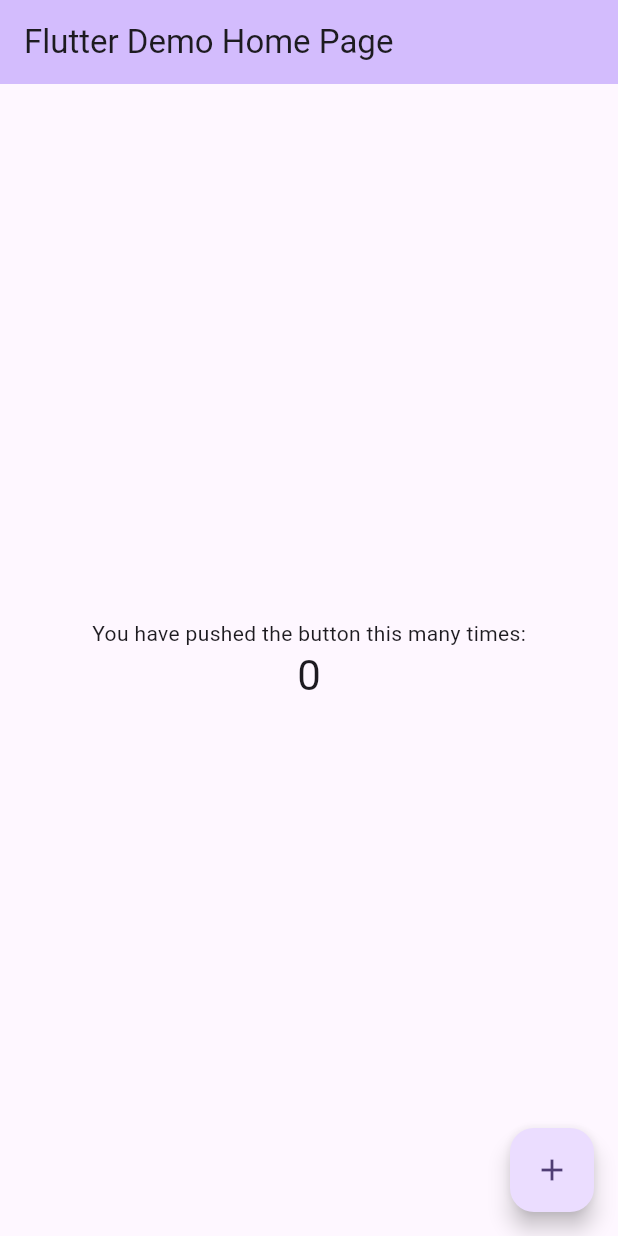
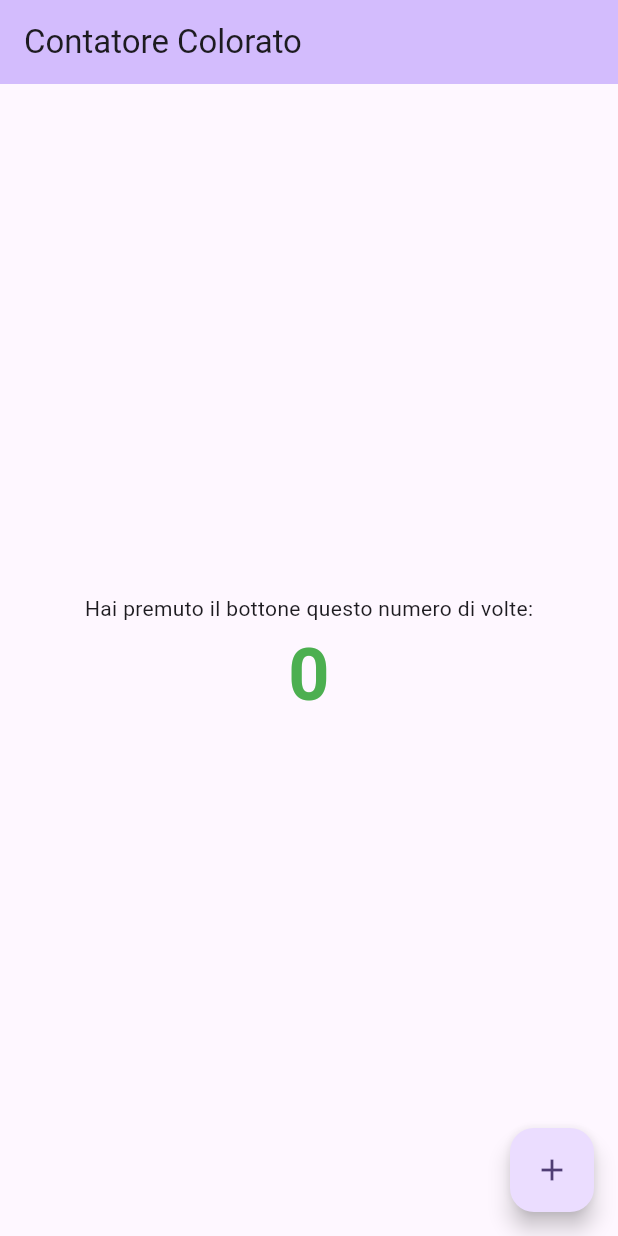
Before and after one commit to DanieleMancinelli/IntroduzioneFlutter, a Flutter app: the screen it shows after launch, on a phone screen of 412 x 824 dp. Run offline on Flutter 3.47's test engine with Material 3 defaults, Android fonts, the phone set to English and light mode, and no system bars.

Commit message:
Completato esercizio: colore dinamico basato su pari/dispari

```diff
--- a/primapp/lib/main.dart
+++ b/primapp/lib/main.dart
@@ -7,46 +7,21 @@ void main() {
 class MyApp extends StatelessWidget {
   const MyApp({super.key});
 
-  // This widget is the root of your application.
   @override
   Widget build(BuildContext context) {
     return MaterialApp(
-      title: 'Flutter Demo',
+      title: 'Esercizio Flutter',
       theme: ThemeData(
-        // This is the theme of your application.
-        //
-        // TRY THIS: Try running your application with "flutter run". You'll see
-        // the application has a purple toolbar. Then, without quitting the app,
-        // try changing the seedColor in the colorScheme below to Colors.green
-        // and then invoke "hot reload" (save your changes or press the "hot
-        // reload" button in a Flutter-supported IDE, or press "r" if you used
-        // the command line to start the app).
-        //
-        // Notice that the counter didn't reset back to zero; the application
-        // state is not lost during the reload. To reset the state, use hot
-        // restart instead.
-        //
-        // This works for code too, not just values: Most code changes can be
-        // tested with just a hot reload.
-        colorScheme: .fromSeed(seedColor: Colors.deepPurple),
+        colorScheme: ColorScheme.fromSeed(seedColor: Colors.deepPurple),
+        useMaterial3: true,
       ),
-      home: const MyHomePage(title: 'Flutter Demo Home Page'),
+      home: const MyHomePage(title: 'Contatore Colorato'),
     );
   }
 }
 
 class MyHomePage extends StatefulWidget {
   const MyHomePage({super.key, required this.title});
-
-  // This widget is the home page of your application. It is stateful, meaning
-  // that it has a State object (defined below) that contains fields that affect
-  // how it looks.
-
-  // This class is the configuration for the state. It holds the values (in this
-  // case the title) provided by the parent (in this case the App widget) and
-  // used by the build method of the State. Fields in a Widget subclass are
-  // always marked "final".
-
   final String title;
 
   @override
@@ -58,56 +33,31 @@ class _MyHomePageState extends State<MyHomePage> {
 
   void _incrementCounter() {
     setState(() {
-      // This call to setState tells the Flutter framework that something has
-      // changed in this State, which causes it to rerun the build method below
-      // so that the display can reflect the updated values. If we changed
-      // _counter without calling setState(), then the build method would not be
-      // called again, and so nothing would appear to happen.
       _counter++;
     });
   }
 
   @override
   Widget build(BuildContext context) {
-    // This method is rerun every time setState is called, for instance as done
-    // by the _incrementCounter method above.
-    //
-    // The Flutter framework has been optimized to make rerunning build methods
-    // fast, so that you can just rebuild anything that needs updating rather
-    // than having to individually change instances of widgets.
     return Scaffold(
       appBar: AppBar(
-        // TRY THIS: Try changing the color here to a specific color (to
-        // Colors.amber, perhaps?) and trigger a hot reload to see the AppBar
-        // change color while the other colors stay the same.
         backgroundColor: Theme.of(context).colorScheme.inversePrimary,
-        // Here we take the value from the MyHomePage object that was created by
-        // the App.build method, and use it to set our appbar title.
         title: Text(widget.title),
       ),
       body: Center(
-        // Center is a layout widget. It takes a single child and positions it
-        // in the middle of the parent.
         child: Column(
-          // Column is also a layout widget. It takes a list of children and
-          // arranges them vertically. By default, it sizes itself to fit its
-          // children horizontally, and tries to be as tall as its parent.
-          //
-          // Column has various properties to control how it sizes itself and
-          // how it positions its children. Here we use mainAxisAlignment to
-          // center the children vertically; the main axis here is the vertical
-          // axis because Columns are vertical (the cross axis would be
-          // horizontal).
-          //
-          // TRY THIS: Invoke "debug painting" (choose the "Toggle Debug Paint"
-          // action in the IDE, or press "p" in the console), to see the
-          // wireframe for each widget.
-          mainAxisAlignment: .center,
-          children: [
-            const Text('You have pushed the button this many times:'),
+          mainAxisAlignment: MainAxisAlignment.center,
+          children: <Widget>[
+            const Text('Hai premuto il bottone questo numero di volte:'),
             Text(
               '$_counter',
-              style: Theme.of(context).textTheme.headlineMedium,
+              style: TextStyle(
+                fontSize: 48,
+                fontWeight: FontWeight.bold,
+                // MODIFICA QUI: Logica del colore
+                // Se il resto della divisione per 2 è 0 (pari) -> Verde, altrimenti -> Rosso
+                color: _counter % 2 == 0 ? Colors.green : Colors.red,
+              ),
             ),
           ],
         ),
```
